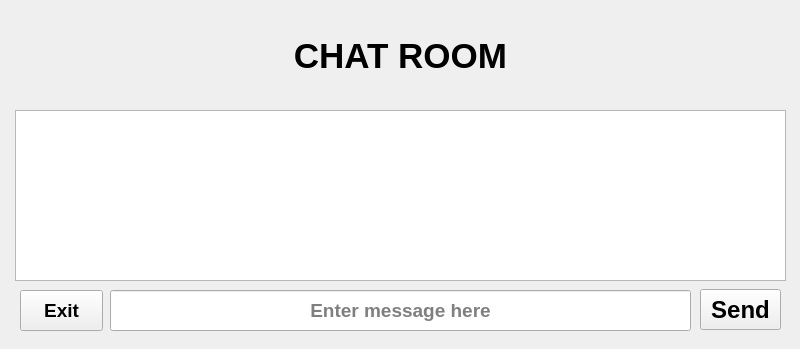
Above: Screens/Messenger_chat.ui from bytesenseidk/Messenger before the change. Below: the same form after it.
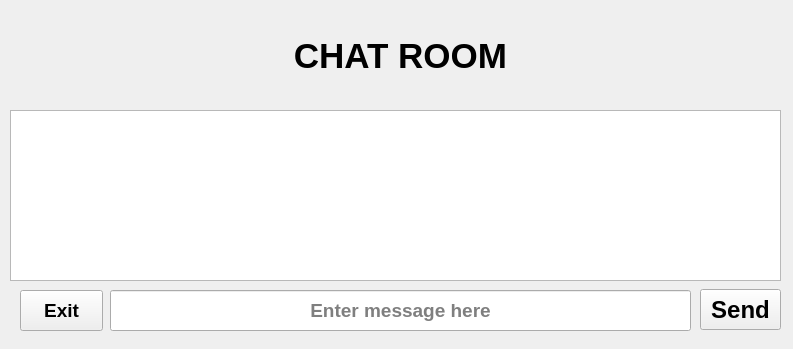
That is the form after the change.

Commit message: Chat Menu

The edit to the form file:
```diff
--- a/Screens/Messenger_chat.ui
+++ b/Screens/Messenger_chat.ui
@@ -6,7 +6,7 @@
    <rect>
     <x>0</x>
     <y>0</y>
-    <width>800</width>
+    <width>793</width>
     <height>349</height>
    </rect>
   </property>
@@ -137,15 +137,18 @@
      <string>Exit</string>
     </property>
    </widget>
-   <widget class="QListView" name="listView">
+   <widget class="QListWidget" name="message_view">
     <property name="geometry">
      <rect>
-      <x>15</x>
+      <x>10</x>
       <y>110</y>
       <width>771</width>
       <height>171</height>
      </rect>
     </property>
+    <property name="layoutDirection">
+     <enum>Qt::LeftToRight</enum>
+    </property>
    </widget>
   </widget>
  </widget>
```
Left out of the diff: 4 changed lines with no effect on the pictures. The commit also changes 1 other file.
